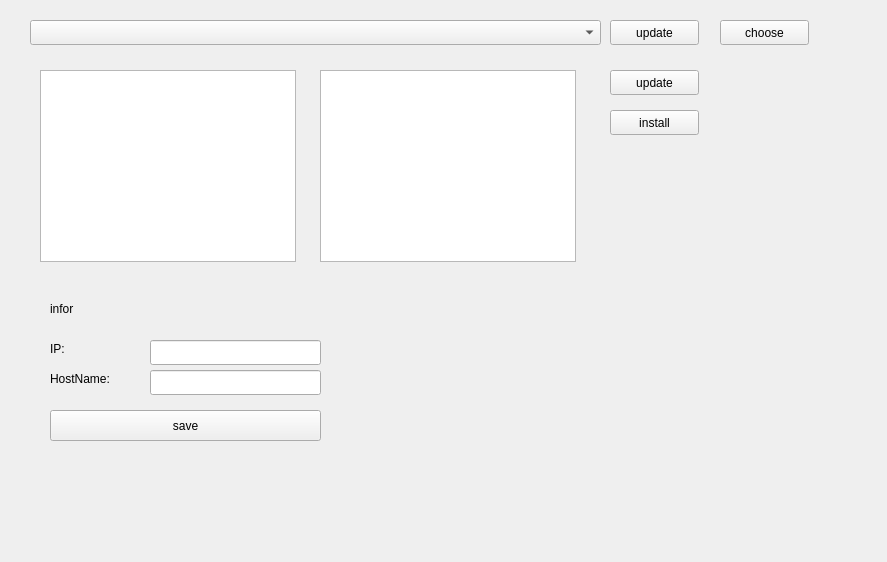
Old version of the form ws/src/ros_qt_sen/src/install_shell/install_shell.ui in the repository cocobird231/RV1-gui.
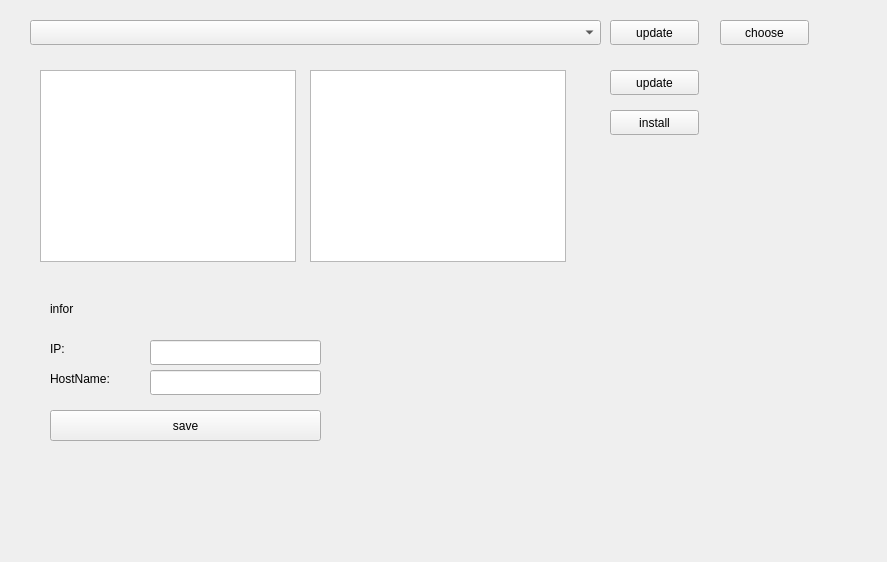
New version of the form.

Commit message: add Item in ui and record the host name in file

Diff of the .ui file:
```diff
--- a/ws/src/ros_qt_sen/src/install_shell/install_shell.ui
+++ b/ws/src/ros_qt_sen/src/install_shell/install_shell.ui
@@ -85,16 +85,6 @@
     <string>install</string>
    </property>
   </widget>
-  <widget class="QListView" name="listView_2">
-   <property name="geometry">
-    <rect>
-     <x>320</x>
-     <y>70</y>
-     <width>256</width>
-     <height>192</height>
-    </rect>
-   </property>
-  </widget>
   <widget class="QLabel" name="label">
    <property name="geometry">
     <rect>
@@ -167,6 +157,26 @@
     <string>save</string>
    </property>
   </widget>
+  <widget class="QListWidget" name="listWidget">
+   <property name="geometry">
+    <rect>
+     <x>40</x>
+     <y>70</y>
+     <width>256</width>
+     <height>192</height>
+    </rect>
+   </property>
+  </widget>
+  <widget class="QListWidget" name="listWidget_2">
+   <property name="geometry">
+    <rect>
+     <x>310</x>
+     <y>70</y>
+     <width>256</width>
+     <height>192</height>
+    </rect>
+   </property>
+  </widget>
  </widget>
  <resources/>
  <connections/>
```
Left out of the diff: 10 changed lines with no effect on the pictures. The commit also changes 5 other files.
